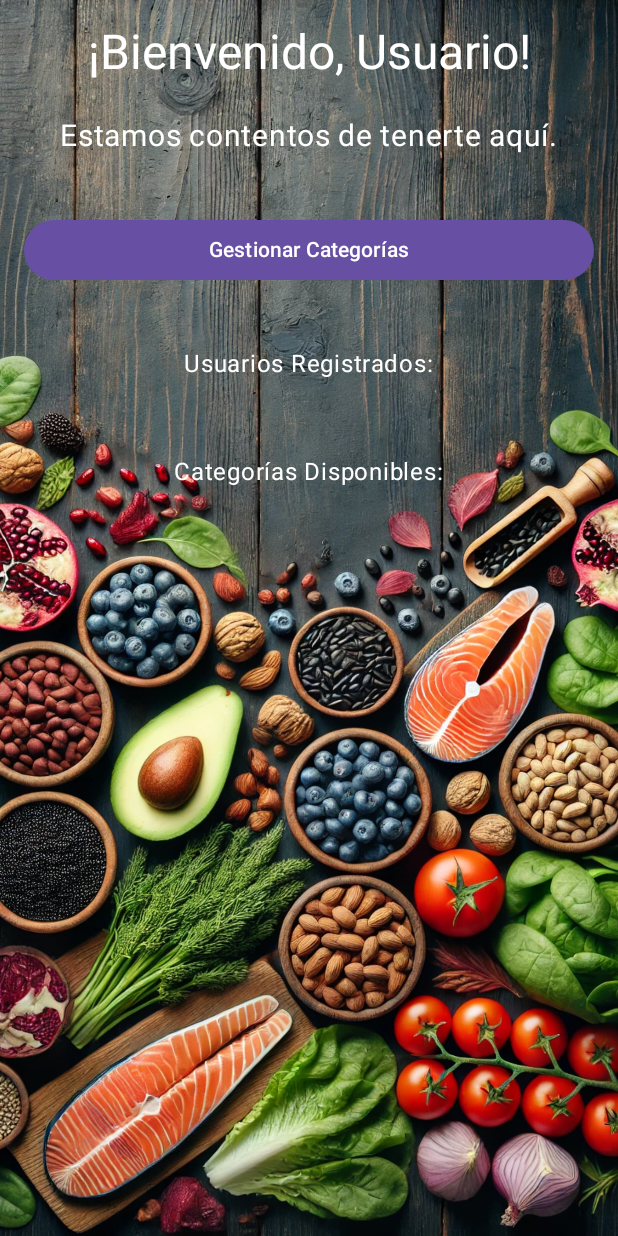
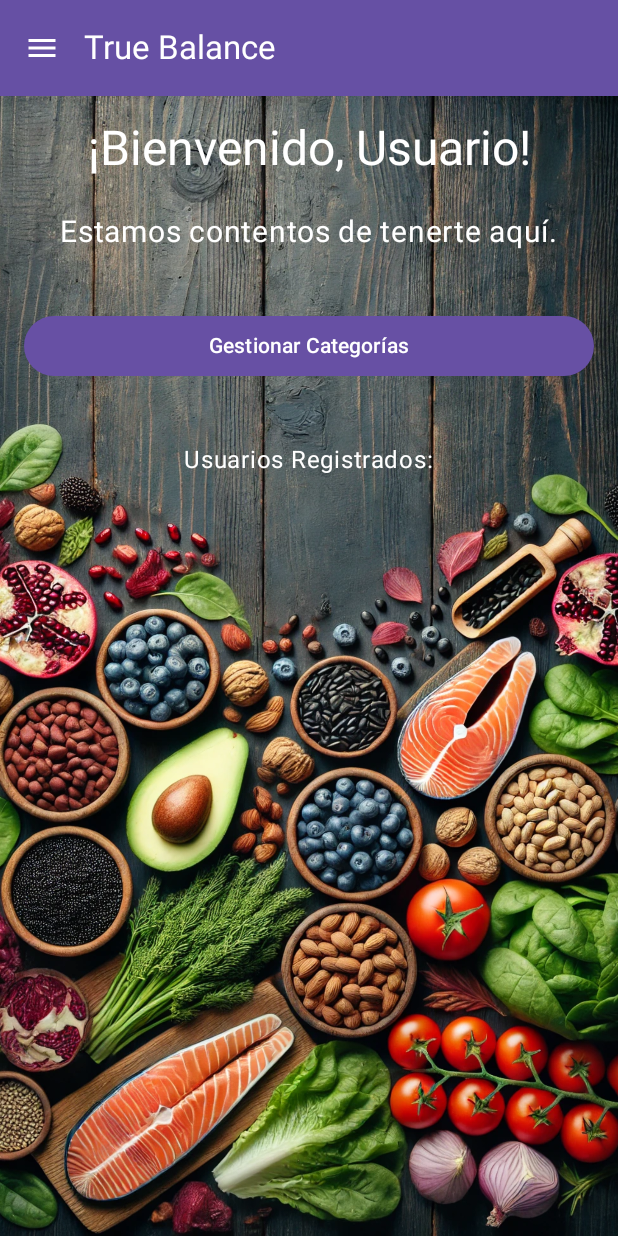
Before and after one commit to SCatalanH/True_balance, an Android app built with Jetpack Compose: the PrincipalActivity screen opened directly, with no data from a screen before it, on a phone screen of 412 x 824 dp. Run offline under Robolectric (Android 15) with nearby library versions, the phone set to English and light mode, and no system bars.

Commit message:
doceavo commit, navbar y gestion de categorias

```diff
--- a/app/src/main/java/com/example/sum_v1/PrincipalActivity.kt
+++ b/app/src/main/java/com/example/sum_v1/PrincipalActivity.kt
@@ -8,17 +8,20 @@ import androidx.compose.foundation.Image
 import androidx.compose.foundation.layout.*
 import androidx.compose.foundation.lazy.LazyColumn
 import androidx.compose.foundation.lazy.items
+import androidx.compose.material.icons.Icons
+import androidx.compose.material.icons.filled.Menu
 import androidx.compose.material3.*
-import androidx.compose.runtime.Composable
-import androidx.compose.runtime.remember
+import androidx.compose.runtime.*
 import androidx.compose.ui.Alignment
 import androidx.compose.ui.Modifier
 import androidx.compose.ui.layout.ContentScale
 import androidx.compose.ui.platform.LocalContext
 import androidx.compose.ui.res.painterResource
 import androidx.compose.ui.unit.dp
+import androidx.compose.ui.unit.sp
 import androidx.compose.ui.graphics.Color
-import androidx.compose.ui.unit.sp
+import kotlinx.coroutines.launch
+import com.example.sum_v1.ui.theme.Purple40
 
 class PrincipalActivity : ComponentActivity() {
     private val usuariosVistaModel = ViewModelSingleton.usuariosViewModel
@@ -32,18 +35,79 @@ class PrincipalActivity : ComponentActivity() {
             PrincipalScreen(
                 nombreUsuario = nombreUsuario,
                 listaUsuarios = usuariosVistaModel.listaUsuarios.map { it.nombreUsuario },
-                listaCategorias = CategoriaManager.listaCategorias // Obtenemos las categorías
+                listaCategorias = CategoriaManager.listaCategorias
             )
         }
     }
 }
 
+@OptIn(ExperimentalMaterial3Api::class)
 @Composable
 fun PrincipalScreen(nombreUsuario: String, listaUsuarios: List<String>, listaCategorias: List<Categoria>) {
-    val context = LocalContext.current  // Obtener el contexto en Compose
+    val context = LocalContext.current
+    val drawerState = rememberDrawerState(DrawerValue.Closed)
+    val scope = rememberCoroutineScope()
 
+    ModalNavigationDrawer(
+        drawerState = drawerState,
+        drawerContent = {
+
+            Column(
+                modifier = Modifier
+                    .fillMaxSize()
+                    .padding(16.dp),
+                verticalArrangement = Arrangement.Top
+            ) {
+
+                Text(
+                    text = "Categorías",
+                    style = MaterialTheme.typography.titleLarge,
+                    color = Color.White
+                )
+
+                Spacer(modifier = Modifier.height(16.dp))
+
+                LazyColumn {
+                    items(listaCategorias) { categoria ->
+                        Button(
+                            onClick = {
+
+                            },
+                            modifier = Modifier
+                                .fillMaxWidth(0.5f)
+                                .padding(vertical = 4.dp)
+                        ) {
+                            Text(text = categoria.nombre, style = MaterialTheme.typography.bodyLarge)
+                        }
+                    }
+                }
+            }
+        },
+        content = {
+
+            Scaffold(
+                topBar = {
+                    TopAppBar(
+                        title = { Text(text = "True Balance", color = Color.White) },
+                        navigationIcon = {
+                            IconButton(onClick = {
+                                scope.launch { drawerState.open() }
+                            }) {
+                                Icon(Icons.Default.Menu, contentDescription = "Abrir Drawer", tint = Color.White)
+                            }
+                        },
+                        colors = TopAppBarDefaults.topAppBarColors(
+                            containerColor = Purple40,
+                            titleContentColor = Color.White,
+                            navigationIconContentColor = Color.White
+                        )
+                    )
+                }
+            ) {
                 Box(
-        modifier = Modifier.fillMaxSize()
+                    modifier = Modifier
+                        .fillMaxSize()
+                        .padding(it)
                 ) {
                     Image(
                         painter = painterResource(id = R.drawable.fondo_sumativa_2),
@@ -107,33 +171,9 @@ fun PrincipalScreen(nombreUsuario: String, listaUsuarios: List<String>, listaCat
                                 )
                             }
                         }
-
-            Spacer(modifier = Modifier.height(32.dp))
-
-            // Mostrar las categorías como botones
-            Text(
-                text = "Categorías Disponibles:",
-                color = Color.White,
-                style = MaterialTheme.typography.bodyLarge.copy(fontSize = 16.sp),
-                modifier = Modifier.align(Alignment.CenterHorizontally)
-            )
-
-            Spacer(modifier = Modifier.height(16.dp))
-
-            LazyColumn {
-                items(listaCategorias) { categoria ->
-                    Button(
-                        onClick = {
-                            // Aquí podrías añadir lógica para navegar a la vista de la categoría
-                        },
-                        modifier = Modifier
-                            .fillMaxWidth()
-                            .padding(vertical = 8.dp)
-                    ) {
-                        Text(text = categoria.nombre)
                     }
                 }
             }
         }
+    )
 }
-}
```
Also changed, not shown: app/src/main/java/com/example/sum_v1/CategoriaActivity.kt (+4 -4 lines). Lines whose indentation alone changed are shown as unchanged.
